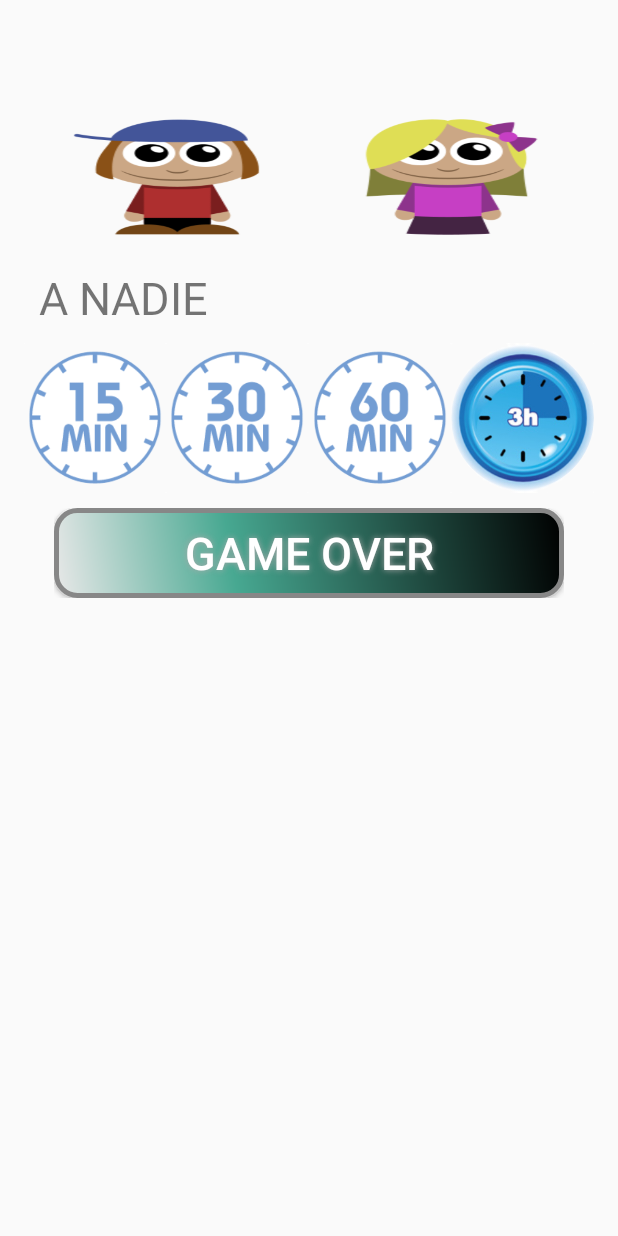
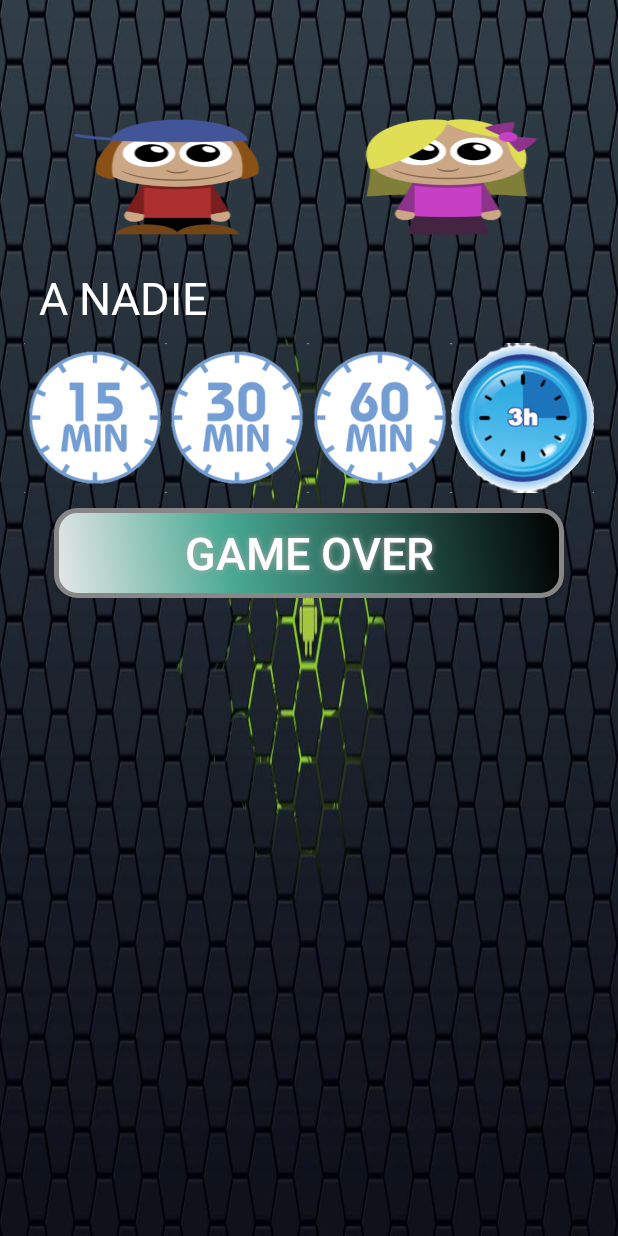
Before and after one commit to interamaster/kidstimerremote, an Android app: the screen it shows after launch (MainActivity), on a phone screen of 412 x 824 dp. Run offline under Robolectric (Android 15) with nearby library versions, the phone set to English and light mode, and no system bars; plain views replace CircularImageView.

Commit message:
v07 añadido fondo

```diff
--- a/app/src/main/res/layout/activity_main.xml
+++ b/app/src/main/res/layout/activity_main.xml
@@ -9,7 +9,8 @@
     android:paddingRight="@dimen/activity_horizontal_margin"
     android:paddingTop="@dimen/activity_vertical_margin"
     xmlns:app="http://schemas.android.com/apk/res-auto"
-    tools:context="com.mio.jrdv.kidstimerremote.MainActivity">
+    tools:context="com.mio.jrdv.kidstimerremote.MainActivity"
+    android:background="@drawable/fondo2">
 
 
     <TextView
@@ -19,7 +20,8 @@
         android:layout_height="wrap_content"
         android:text="A NADIE"
         android:id="@+id/txtname_check_children"
-        android:layout_below="@+id/kidslayout"/>
+        android:layout_below="@+id/kidslayout"
+        android:textColor="@android:color/white"/>
 
     <LinearLayout
         android:layout_width="match_parent"
@@ -120,7 +122,8 @@
         android:id="@+id/kidslayout"
         android:layout_marginTop="52dp"
         android:layout_alignParentTop="true"
-        android:layout_alignParentStart="true">
+        android:layout_alignParentStart="true"
+        >
 
         <com.github.siyamed.shapeimageview.CircularImageView
             android:layout_width="0dp"
```
Also changed, not shown: app/src/main/res/drawable/fondo2.jpg (added).
